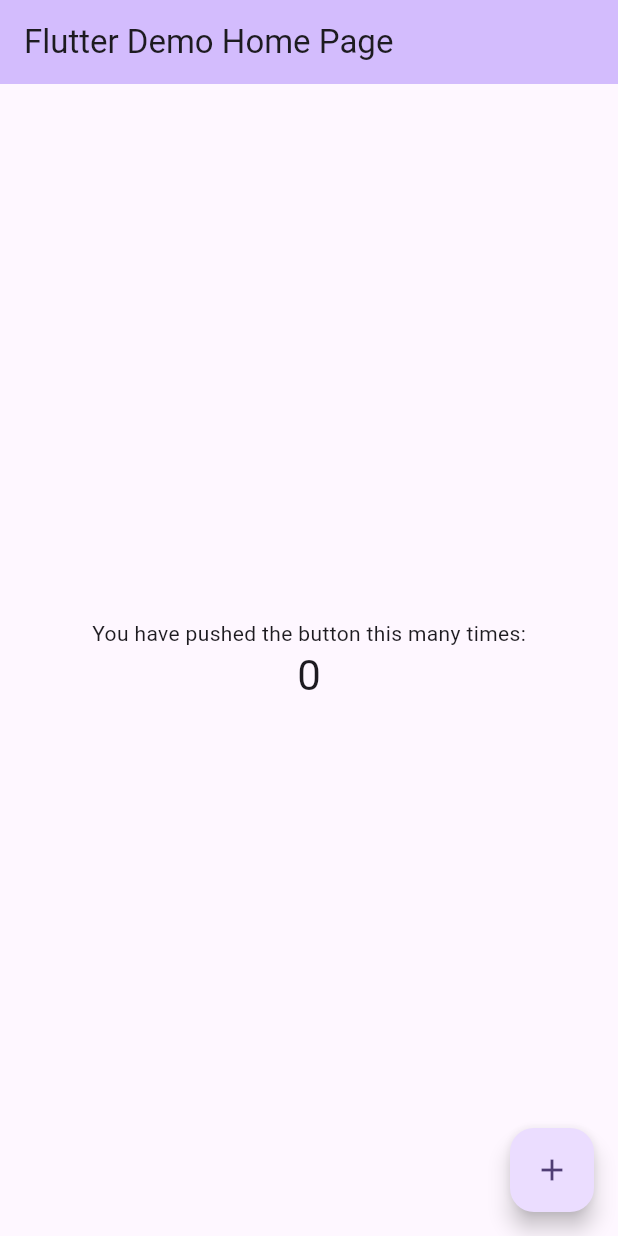
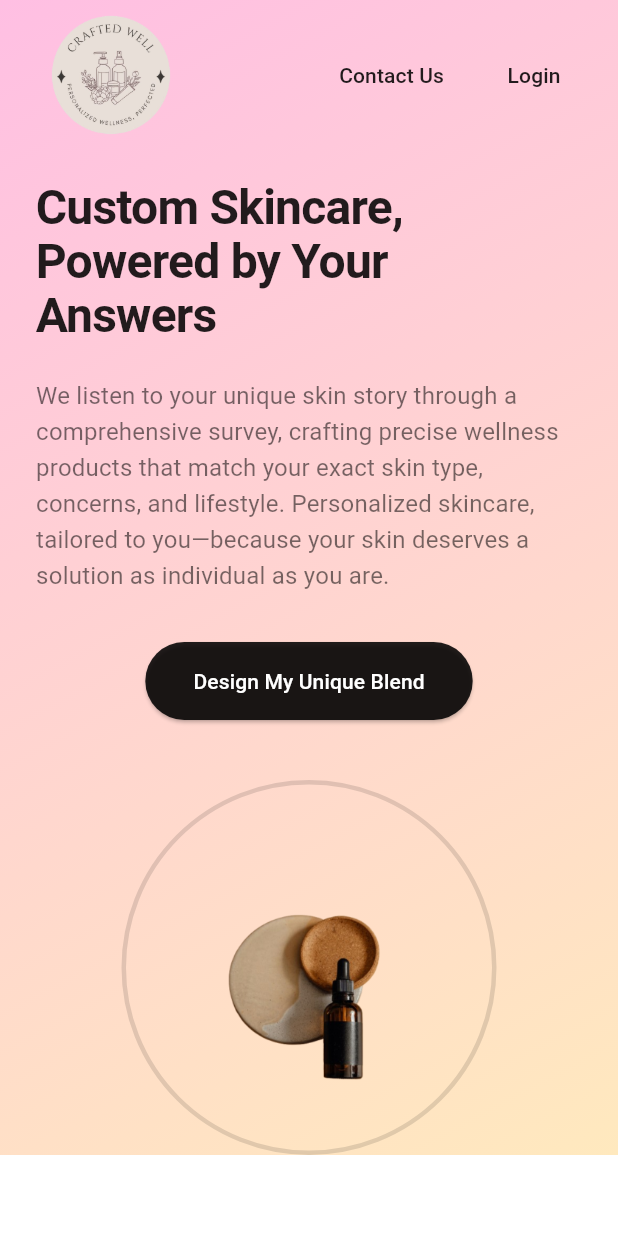
Before and after one commit to ZuhriAshroff/crafted_well_mobile_app, a Flutter app: the screen it shows after launch, on a phone screen of 412 x 824 dp. Run offline on Flutter 3.47's test engine with Material 3 defaults, Android fonts, the phone set to English and light mode, and no system bars.

Commit message:
Homepage and base template creation

```diff
--- a/lib/main.dart
+++ b/lib/main.dart
@@ -1,125 +1,22 @@
+import 'package:crafted_well_mobile_app/screens/homepage.dart';
+import 'package:crafted_well_mobile_app/theme/theme.dart';
 import 'package:flutter/material.dart';
 
 void main() {
-  runApp(const MyApp());
+  runApp(const CraftedWell());
 }
 
-class MyApp extends StatelessWidget {
-  const MyApp({super.key});
+class CraftedWell extends StatelessWidget {
+  const CraftedWell({Key? key}) : super(key: key);
 
-  // This widget is the root of your application.
   @override
   Widget build(BuildContext context) {
     return MaterialApp(
-      title: 'Flutter Demo',
-      theme: ThemeData(
-        // This is the theme of your application.
-        //
-        // TRY THIS: Try running your application with "flutter run". You'll see
-        // the application has a purple toolbar. Then, without quitting the app,
-        // try changing the seedColor in the colorScheme below to Colors.green
-        // and then invoke "hot reload" (save your changes or press the "hot
-        // reload" button in a Flutter-supported IDE, or press "r" if you used
-        // the command line to start the app).
-        //
-        // Notice that the counter didn't reset back to zero; the application
-        // state is not lost during the reload. To reset the state, use hot
-        // restart instead.
-        //
-        // This works for code too, not just values: Most code changes can be
-        // tested with just a hot reload.
-        colorScheme: ColorScheme.fromSeed(seedColor: Colors.deepPurple),
-        useMaterial3: true,
-      ),
-      home: const MyHomePage(title: 'Flutter Demo Home Page'),
+      title: 'Skincare App',
+      theme: AppTheme.lightTheme,
+      darkTheme: AppTheme.darkTheme,
+      themeMode: ThemeMode.system,
+      home: const HomePage(),
     );
   }
 }
-
-class MyHomePage extends StatefulWidget {
-  const MyHomePage({super.key, required this.title});
-
-  // This widget is the home page of your application. It is stateful, meaning
-  // that it has a State object (defined below) that contains fields that affect
-  // how it looks.
-
-  // This class is the configuration for the state. It holds the values (in this
-  // case the title) provided by the parent (in this case the App widget) and
-  // used by the build method of the State. Fields in a Widget subclass are
-  // always marked "final".
-
-  final String title;
-
-  @override
-  State<MyHomePage> createState() => _MyHomePageState();
-}
-
-class _MyHomePageState extends State<MyHomePage> {
-  int _counter = 0;
-
-  void _incrementCounter() {
-    setState(() {
-      // This call to setState tells the Flutter framework that something has
-      // changed in this State, which causes it to rerun the build method below
-      // so that the display can reflect the updated values. If we changed
-      // _counter without calling setState(), then the build method would not be
-      // called again, and so nothing would appear to happen.
-      _counter++;
-    });
-  }
-
-  @override
-  Widget build(BuildContext context) {
-    // This method is rerun every time setState is called, for instance as done
-    // by the _incrementCounter method above.
-    //
-    // The Flutter framework has been optimized to make rerunning build methods
-    // fast, so that you can just rebuild anything that needs updating rather
-    // than having to individually change instances of widgets.
-    return Scaffold(
-      appBar: AppBar(
-        // TRY THIS: Try changing the color here to a specific color (to
-        // Colors.amber, perhaps?) and trigger a hot reload to see the AppBar
-        // change color while the other colors stay the same.
-        backgroundColor: Theme.of(context).colorScheme.inversePrimary,
-        // Here we take the value from the MyHomePage object that was created by
-        // the App.build method, and use it to set our appbar title.
-        title: Text(widget.title),
-      ),
-      body: Center(
-        // Center is a layout widget. It takes a single child and positions it
-        // in the middle of the parent.
-        child: Column(
-          // Column is also a layout widget. It takes a list of children and
-          // arranges them vertically. By default, it sizes itself to fit its
-          // children horizontally, and tries to be as tall as its parent.
-          //
-          // Column has various properties to control how it sizes itself and
-          // how it positions its children. Here we use mainAxisAlignment to
-          // center the children vertically; the main axis here is the vertical
-          // axis because Columns are vertical (the cross axis would be
-          // horizontal).
-          //
-          // TRY THIS: Invoke "debug painting" (choose the "Toggle Debug Paint"
-          // action in the IDE, or press "p" in the console), to see the
-          // wireframe for each widget.
-          mainAxisAlignment: MainAxisAlignment.center,
-          children: <Widget>[
-            const Text(
-              'You have pushed the button this many times:',
-            ),
-            Text(
-              '$_counter',
-              style: Theme.of(context).textTheme.headlineMedium,
-            ),
-          ],
-        ),
-      ),
-      floatingActionButton: FloatingActionButton(
-        onPressed: _incrementCounter,
-        tooltip: 'Increment',
-        child: const Icon(Icons.add),
-      ), // This trailing comma makes auto-formatting nicer for build methods.
-    );
-  }
-}
--- /dev/null
+++ b/lib/screens/homepage.dart
@@ -0,0 +1,122 @@
+import 'package:crafted_well_mobile_app/theme/theme.dart';
+import 'package:crafted_well_mobile_app/widgets/header.dart';
+import 'package:flutter/material.dart';
+
+class HomePage extends StatelessWidget {
+  const HomePage({Key? key}) : super(key: key);
+
+  @override
+  Widget build(BuildContext context) {
+    final isDarkMode = Theme.of(context).brightness == Brightness.dark;
+
+    return Scaffold(
+      body: Container(
+        decoration: AppTheme.getGradientBackground(context),
+        child: SafeArea(
+          child: SingleChildScrollView(
+            child: Padding(
+              padding: const EdgeInsets.symmetric(horizontal: 24.0),
+              child: Column(
+                crossAxisAlignment: CrossAxisAlignment.start,
+                children: [
+                  // Header Section
+                  const HeaderSection(),
+
+                  const SizedBox(height: 20),
+
+                  // Main heading
+                  Text(
+                    'Custom Skincare,\nPowered by Your\nAnswers',
+                    style: Theme.of(context).textTheme.displayLarge,
+                  ),
+
+                  const SizedBox(height: 24),
+
+                  // Description text
+                  Text(
+                    'We listen to your unique skin story through a comprehensive survey, crafting precise wellness products that match your exact skin type, concerns, and lifestyle. Personalized skincare, tailored to you—because your skin deserves a solution as individual as you are.',
+                    style: Theme.of(context).textTheme.bodyLarge,
+                  ),
+
+                  const SizedBox(height: 32),
+
+                  // Action button with animation
+                  Center(
+                    child: Hero(
+                      tag: 'blend_button',
+                      child: ElevatedButton(
+                        onPressed: () {},
+                        style: ElevatedButton.styleFrom(
+                          foregroundColor:
+                              isDarkMode ? Colors.black : Colors.white,
+                          backgroundColor:
+                              isDarkMode ? Colors.white : Colors.black87,
+                          padding: const EdgeInsets.symmetric(
+                            horizontal: 32,
+                            vertical: 16,
+                          ),
+                          shape: RoundedRectangleBorder(
+                            borderRadius: BorderRadius.circular(30),
+                          ),
+                        ),
+                        child: const Text('Design My Unique Blend'),
+                      ),
+                    ),
+                  ),
+
+                  const SizedBox(height: 40),
+
+                  // Circular image with animation
+                  Center(
+                    child: _buildCircularProductDisplay(isDarkMode),
+                  ),
+                ],
+              ),
+            ),
+          ),
+        ),
+      ),
+    );
+  }
+
+  Widget _buildCircularProductDisplay(bool isDarkMode) {
+    return Container(
+      width: 250,
+      height: 250,
+      decoration: BoxDecoration(
+        shape: BoxShape.circle,
+        border: Border.all(
+          color: isDarkMode ? Colors.white24 : Colors.black12,
+          width: 2,
+        ),
+      ),
+      child: Stack(
+        alignment: Alignment.center,
+        children: [
+          TweenAnimationBuilder(
+            tween: Tween<double>(begin: 0, end: 1),
+            duration: const Duration(seconds: 2),
+            builder: (context, double value, child) {
+              return Transform.scale(
+                scale: value,
+                child: Container(
+                  decoration: BoxDecoration(
+                    shape: BoxShape.circle,
+                    border: Border.all(
+                      color: isDarkMode ? Colors.white24 : Colors.black12,
+                    ),
+                  ),
+                ),
+              );
+            },
+          ),
+          Image.asset(
+            'assets/Dark Glass Bottle Mocha 1.png',
+            width: 150,
+            height: 150,
+          ),
+        ],
+      ),
+    );
+  }
+}
--- /dev/null
+++ b/lib/theme/theme.dart
@@ -0,0 +1,62 @@
+// lib/themes/theme.dart
+import 'package:flutter/material.dart';
+
+class AppTheme {
+  // Define gradient colors
+  static const lightGradient = [Color(0xFFFFBFE3), Color(0xFFFFE9BE)];
+  static const darkGradient = [Color(0xFF2C2C2C), Color(0xFF1A1A1A)];
+
+  // Define text styles
+  static final TextStyle mainHeading = TextStyle(
+    fontSize: 32,
+    fontWeight: FontWeight.bold,
+    letterSpacing: -0.5,
+  );
+
+  static final TextStyle bodyText = TextStyle(
+    fontSize: 16,
+    fontWeight: FontWeight.normal,
+    letterSpacing: 0.15,
+    height: 1.5,
+  );
+
+  static ThemeData get lightTheme {
+    return ThemeData(
+      brightness: Brightness.light,
+      primaryColor: lightGradient[0],
+      scaffoldBackgroundColor: Colors.white,
+      textTheme: TextTheme(
+        // Define the text theme using our custom styles
+        displayLarge: mainHeading.copyWith(color: Colors.black87),
+        bodyLarge: bodyText.copyWith(color: Colors.black54),
+      ),
+      // Add other theme configurations as needed
+    );
+  }
+
+  static ThemeData get darkTheme {
+    return ThemeData(
+      brightness: Brightness.dark,
+      primaryColor: darkGradient[0],
+      scaffoldBackgroundColor: Colors.black,
+      textTheme: TextTheme(
+        // Define the text theme using our custom styles
+        displayLarge: mainHeading.copyWith(color: Colors.white),
+        bodyLarge: bodyText.copyWith(color: Colors.white70),
+      ),
+      // Add other theme configurations as needed
+    );
+  }
+
+  // Gradient background getter for easy reuse
+  static BoxDecoration getGradientBackground(BuildContext context) {
+    final isDarkMode = Theme.of(context).brightness == Brightness.dark;
+    return BoxDecoration(
+      gradient: LinearGradient(
+        begin: Alignment.topLeft,
+        end: Alignment.bottomRight,
+        colors: isDarkMode ? darkGradient : lightGradient,
+      ),
+    );
+  }
+}
--- /dev/null
+++ b/lib/widgets/header.dart
@@ -0,0 +1,49 @@
+import 'package:flutter/material.dart';
+
+class HeaderSection extends StatelessWidget {
+  const HeaderSection({Key? key}) : super(key: key);
+
+  @override
+  Widget build(BuildContext context) {
+    final isDarkMode = Theme.of(context).brightness == Brightness.dark;
+
+    return Row(
+      mainAxisAlignment: MainAxisAlignment.spaceBetween,
+      children: [
+        // Logo
+        Image.asset(
+          'assets/Crafted Well Logo (2).png',
+          height: 100,
+        ),
+
+        Row(
+          children: [
+            // Contact Us Button
+            TextButton(
+              onPressed: () {},
+              child: Text(
+                'Contact Us',
+                style: TextStyle(
+                  color: isDarkMode ? Colors.white : Colors.black87,
+                ),
+              ),
+            ),
+
+            const SizedBox(width: 16),
+
+            // Login Button
+            TextButton(
+              onPressed: () {},
+              child: Text(
+                'Login',
+                style: TextStyle(
+                  color: isDarkMode ? Colors.white : Colors.black87,
+                ),
+              ),
+            ),
+          ],
+        ),
+      ],
+    );
+  }
+}
--- a/pubspec.yaml
+++ b/pubspec.yaml
@@ -59,9 +59,9 @@ flutter:
   uses-material-design: true
 
   # To add assets to your application, add an assets section, like this:
-  # assets:
-  #   - images/a_dot_burr.jpeg
-  #   - images/a_dot_ham.jpeg
+  assets:
+    - assets/Crafted Well Logo (2).png
+    - assets/Dark Glass Bottle Mocha 1.png
 
   # An image asset can refer to one or more resolution-specific "variants", see
   # https://flutter.dev/to/resolution-aware-images
```
Also changed, not shown: assets/Crafted Well Logo (2).png (added), assets/Dark Glass Bottle Mocha 1.png (added), 1 other file.
